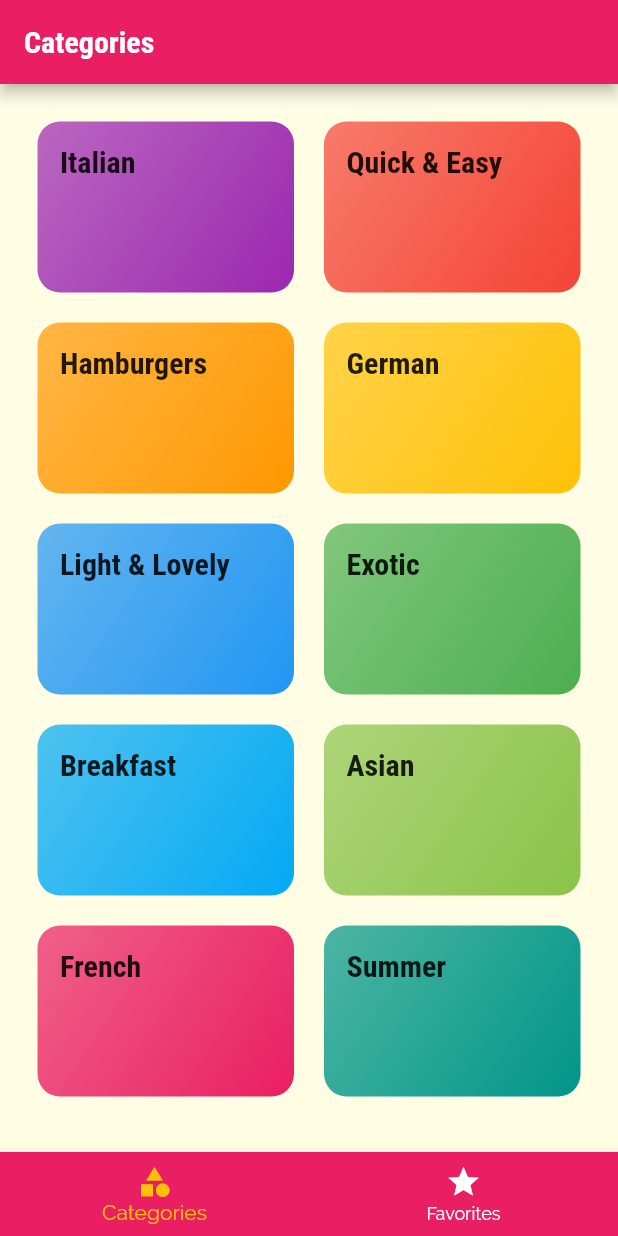
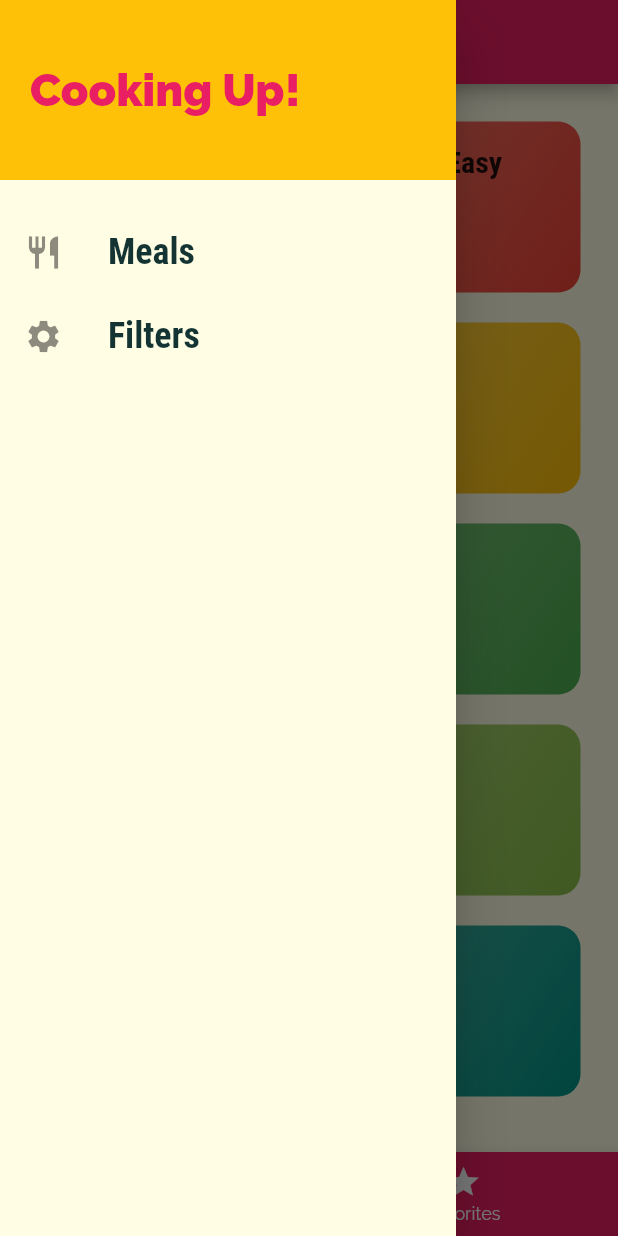
Before and after one commit to Nasim-Alizai/mealstogo, a Flutter app: the screen it shows after launch, with the side drawer open (before the commit the screen has no drawer), on a phone screen of 412 x 824 dp. Run offline on Flutter 3.47's test engine with Material 2 defaults, Android fonts, the light colour scheme and no system bars.

Commit message:
add menu drawer

```diff
--- a/lib/main.dart
+++ b/lib/main.dart
@@ -1,4 +1,5 @@
 import 'package:flutter/material.dart';
+import 'package:mealstogo/screens/filters_screen.dart';
 import './screens/tabs_screen.dart';
 import './screens//tabs_bottom_screen.dart';
 import './screens/meal_detail_screen.dart';
@@ -47,6 +48,7 @@ class MyApp extends StatelessWidget {
         '/': (ctx) => TabsBottomScreen(),
         CategoryMealsScreen.routeName: (ctx) => CategoryMealsScreen(),
         MealDetailScreen.routeName: (ctx) => MealDetailScreen(),
+        FiltersScreen.routeName: (ctx) => FiltersScreen(),
       },
     );
   }
--- /dev/null
+++ b/lib/screens/filters_screen.dart
@@ -0,0 +1,20 @@
+import 'package:flutter/material.dart';
+
+import '../widgets/main_drawer.dart';
+
+class FiltersScreen extends StatelessWidget {
+  static const routeName = '/filters';
+
+  @override
+  Widget build(BuildContext context) {
+    return Scaffold(
+      appBar: AppBar(
+        title: Text('Your Filters'),
+      ),
+      drawer: MainDrawer(),
+      body: Center(
+        child: Text('Filters!'),
+      ),
+    );
+  }
+}
--- a/lib/screens/tabs_bottom_screen.dart
+++ b/lib/screens/tabs_bottom_screen.dart
@@ -1,4 +1,5 @@
 import 'package:flutter/material.dart';
+import 'package:mealstogo/widgets/main_drawer.dart';
 
 import './favorites_screen.dart';
 import './categories_screen.dart';
@@ -34,6 +35,7 @@ class _TabsBottomScreenState extends State<TabsBottomScreen> {
         title: Text((_pages[_selectedPageIndex]['title'] as String)),
       ),
       body: (_pages[_selectedPageIndex]['page'] as Widget),
+      drawer: MainDrawer(),
       bottomNavigationBar: BottomNavigationBar(
         onTap: _selectPage,
         backgroundColor: Theme.of(context).colorScheme.primary,
--- /dev/null
+++ b/lib/widgets/main_drawer.dart
@@ -0,0 +1,56 @@
+import 'package:flutter/material.dart';
+
+import '../screens/filters_screen.dart';
+
+class MainDrawer extends StatelessWidget {
+  Widget buildListTile(String title, IconData icon, VoidCallback tapHandler) {
+    return ListTile(
+      leading: Icon(
+        icon,
+        size: 26,
+      ),
+      title: Text(
+        title,
+        style: TextStyle(
+          fontFamily: 'RobotoCondensed',
+          fontSize: 24,
+          fontWeight: FontWeight.bold,
+        ),
+      ),
+      onTap: tapHandler,
+    );
+  }
+
+  @override
+  Widget build(BuildContext context) {
+    return Drawer(
+      child: Column(
+        children: <Widget>[
+          Container(
+            height: 120,
+            width: double.infinity,
+            padding: EdgeInsets.all(20),
+            alignment: Alignment.centerLeft,
+            color: Theme.of(context).colorScheme.secondary,
+            child: Text(
+              'Cooking Up!',
+              style: TextStyle(
+                  fontWeight: FontWeight.w900,
+                  fontSize: 30,
+                  color: Theme.of(context).colorScheme.primary),
+            ),
+          ),
+          SizedBox(
+            height: 20,
+          ),
+          buildListTile('Meals', Icons.restaurant, () {
+            Navigator.of(context).pushReplacementNamed('/');
+          }),
+          buildListTile('Filters', Icons.settings, () {
+            Navigator.of(context).pushReplacementNamed(FiltersScreen.routeName);
+          }),
+        ],
+      ),
+    );
+  }
+}
```
